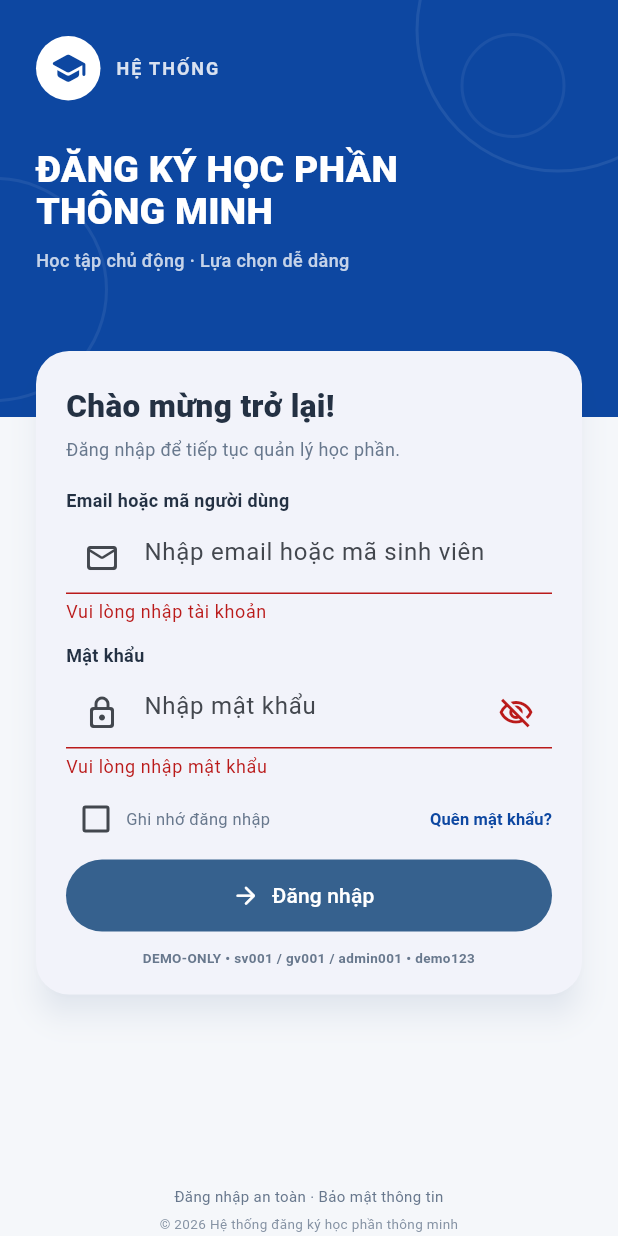
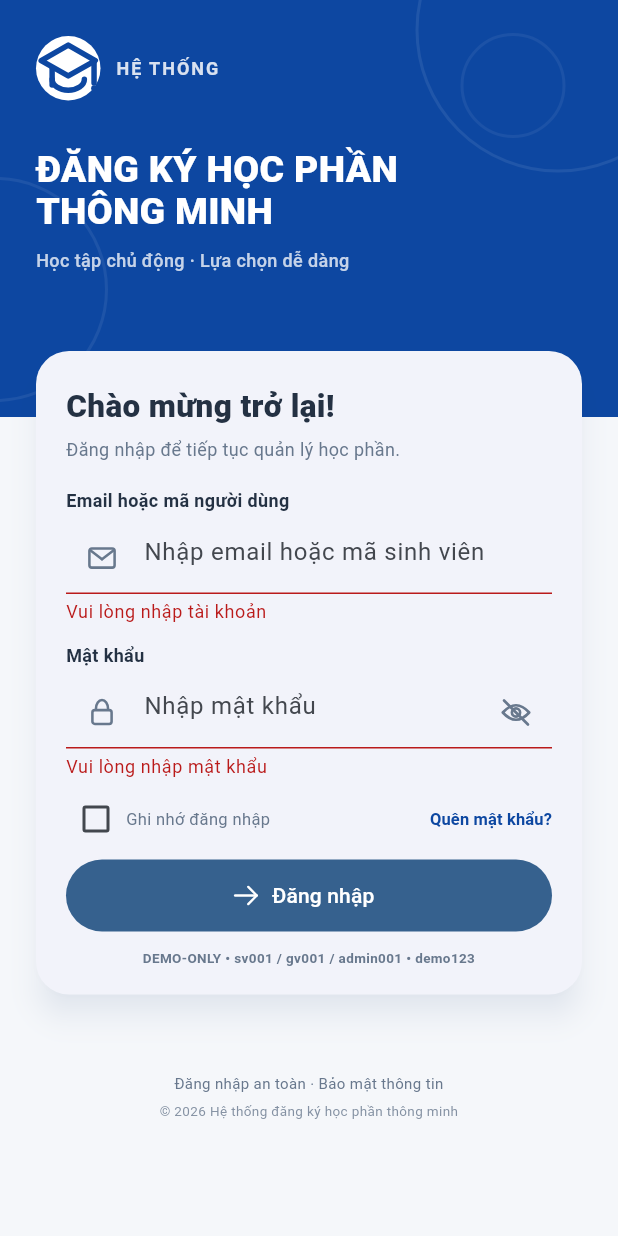
Before and after one commit to hoangnghia24/smart-course-registration-chatbot, a Flutter app: the LoginDemoScreen screen opened directly with empty values, after a tap on "Đăng nhập", on a phone screen of 412 x 824 dp. Run offline on Flutter 3.47's test engine with Material 3 defaults, Android fonts, the phone set to English and light mode, and no system bars; missing offline and left inert: serverpod, serverpod_auth_core_client, serverpod_auth_core_server, serverpod_auth_idp_client, serverpod_auth_idp_flutter, serverpod_auth_idp_server and 2 more; accounts and stored records are empty; statements that could not run were skipped.

Commit message:
fix(flutter): resolve login icons and improve responsive layout

```diff
--- a/smart_course_registration_chatbot_flutter/lib/features/auth/login_demo_screen.dart
+++ b/smart_course_registration_chatbot_flutter/lib/features/auth/login_demo_screen.dart
@@ -1,3 +1,5 @@
+import 'dart:math' as math;
+
 import 'package:flutter/material.dart';
 
 import '../../core/theme/app_theme.dart';
@@ -50,13 +52,9 @@ class _LoginDemoScreenState extends State<LoginDemoScreen> {
     return Scaffold(
       backgroundColor: AppColors.background,
       body: SafeArea(
-        child: LayoutBuilder(
-          builder: (context, constraints) {
-            return SingleChildScrollView(
+        child: SingleChildScrollView(
           keyboardDismissBehavior: ScrollViewKeyboardDismissBehavior.onDrag,
-              child: SizedBox(
-                width: double.infinity,
-                height: 844,
+          padding: const EdgeInsets.only(bottom: 24),
           child: _LoginCanvas(
             formKey: _formKey,
             usernameController: _usernameController,
@@ -76,9 +74,6 @@ class _LoginDemoScreenState extends State<LoginDemoScreen> {
             ),
             onSubmit: _submit,
           ),
-              ),
-            );
-          },
         ),
       ),
     );
@@ -112,14 +107,13 @@ class _LoginCanvas extends StatelessWidget {
 
   @override
   Widget build(BuildContext context) {
-    return Stack(
-      clipBehavior: Clip.none,
+    return Column(
       children: [
         const _LoginHero(),
-        Positioned(
-          top: 230,
-          left: 20,
-          right: 20,
+        Transform.translate(
+          offset: const Offset(0, -48),
+          child: Padding(
+            padding: const EdgeInsets.symmetric(horizontal: 20),
             child: _LoginCard(
               formKey: formKey,
               usernameController: usernameController,
@@ -133,10 +127,9 @@ class _LoginCanvas extends StatelessWidget {
               onSubmit: onSubmit,
             ),
           ),
-        const Positioned(
-          top: 790,
-          left: 20,
-          right: 20,
+        ),
+        const Padding(
+          padding: EdgeInsets.symmetric(horizontal: 20),
           child: _LoginFooter(),
         ),
       ],
@@ -256,12 +249,170 @@ class _AcademicLogo extends StatelessWidget {
         color: Colors.white,
         shape: BoxShape.circle,
       ),
-      child: const Icon(
-        Icons.school_rounded,
+      child: const _LoginVectorIcon(
+        kind: _LoginIconKind.graduation,
         color: AppColors.primary,
         size: 25,
       ),
     );
+  }
+}
+
+enum _LoginIconKind { graduation, mail, lock, eye, eyeOff, arrow }
+
+/// Login-only vector icons avoid a hard dependency on the browser's loaded
+/// MaterialIcons font. The dashboards continue using the shared Material icon
+/// configuration from the app theme.
+class _LoginVectorIcon extends StatelessWidget {
+  const _LoginVectorIcon({
+    required this.kind,
+    required this.color,
+    required this.size,
+  });
+
+  final _LoginIconKind kind;
+  final Color color;
+  final double size;
+
+  @override
+  Widget build(BuildContext context) {
+    return CustomPaint(
+      size: Size.square(size),
+      painter: _LoginVectorPainter(kind: kind, color: color),
+    );
+  }
+}
+
+class _LoginVectorPainter extends CustomPainter {
+  const _LoginVectorPainter({required this.kind, required this.color});
+
+  final _LoginIconKind kind;
+  final Color color;
+
+  @override
+  void paint(Canvas canvas, Size size) {
+    final stroke = Paint()
+      ..color = color
+      ..style = PaintingStyle.stroke
+      ..strokeWidth = math.max(1.5, size.width * 0.085)
+      ..strokeCap = StrokeCap.round
+      ..strokeJoin = StrokeJoin.round;
+    final width = size.width;
+    final height = size.height;
+
+    switch (kind) {
+      case _LoginIconKind.graduation:
+        final cap = Path()
+          ..moveTo(width * .08, height * .38)
+          ..lineTo(width * .5, height * .14)
+          ..lineTo(width * .92, height * .38)
+          ..lineTo(width * .5, height * .62)
+          ..close();
+        canvas.drawPath(cap, stroke);
+        canvas.drawLine(
+          Offset(width * .25, height * .5),
+          Offset(width * .25, height * .76),
+          stroke,
+        );
+        canvas.drawArc(
+          Rect.fromLTWH(width * .25, height * .5, width * .5, height * .34),
+          0,
+          math.pi,
+          false,
+          stroke,
+        );
+        canvas.drawLine(
+          Offset(width * .9, height * .38),
+          Offset(width * .9, height * .73),
+          stroke,
+        );
+        canvas.drawCircle(
+          Offset(width * .9, height * .81),
+          math.max(1, width * .045),
+          Paint()..color = color,
+        );
+      case _LoginIconKind.mail:
+        final rect = RRect.fromRectAndRadius(
+          Rect.fromLTWH(width * .08, height * .18, width * .84, height * .64),
+          Radius.circular(width * .08),
+        );
+        canvas.drawRRect(rect, stroke);
+        canvas.drawLine(
+          Offset(width * .12, height * .25),
+          Offset(width * .5, height * .54),
+          stroke,
+        );
+        canvas.drawLine(
+          Offset(width * .88, height * .25),
+          Offset(width * .5, height * .54),
+          stroke,
+        );
+      case _LoginIconKind.lock:
+        canvas.drawRRect(
+          RRect.fromRectAndRadius(
+            Rect.fromLTWH(width * .18, height * .42, width * .64, height * .46),
+            Radius.circular(width * .08),
+          ),
+          stroke,
+        );
+        canvas.drawArc(
+          Rect.fromLTWH(width * .3, height * .08, width * .4, height * .58),
+          math.pi,
+          math.pi,
+          false,
+          stroke,
+        );
+      case _LoginIconKind.eye:
+      case _LoginIconKind.eyeOff:
+        final eye = Path()
+          ..moveTo(width * .08, height * .5)
+          ..quadraticBezierTo(
+            width * .5,
+            height * .04,
+            width * .92,
+            height * .5,
+          )
+          ..quadraticBezierTo(
+            width * .5,
+            height * .96,
+            width * .08,
+            height * .5,
+          );
+        canvas.drawPath(eye, stroke);
+        canvas.drawCircle(
+          Offset(width * .5, height * .5),
+          width * .13,
+          stroke,
+        );
+        if (kind == _LoginIconKind.eyeOff) {
+          canvas.drawLine(
+            Offset(width * .12, height * .12),
+            Offset(width * .88, height * .88),
+            stroke,
+          );
+        }
+      case _LoginIconKind.arrow:
+        canvas.drawLine(
+          Offset(width * .12, height * .5),
+          Offset(width * .86, height * .5),
+          stroke,
+        );
+        canvas.drawLine(
+          Offset(width * .58, height * .2),
+          Offset(width * .88, height * .5),
+          stroke,
+        );
+        canvas.drawLine(
+          Offset(width * .58, height * .8),
+          Offset(width * .88, height * .5),
+          stroke,
+        );
+    }
+  }
+
+  @override
+  bool shouldRepaint(covariant _LoginVectorPainter oldDelegate) {
+    return oldDelegate.kind != kind || oldDelegate.color != color;
   }
 }
 
@@ -326,7 +477,14 @@ class _LoginCard extends StatelessWidget {
                 keyboardType: TextInputType.emailAddress,
                 decoration: const InputDecoration(
                   hintText: 'Nhập email hoặc mã sinh viên',
-                  prefixIcon: Icon(Icons.mail_outline_rounded),
+                  prefixIcon: Padding(
+                    padding: EdgeInsets.all(14),
+                    child: _LoginVectorIcon(
+                      kind: _LoginIconKind.mail,
+                      color: AppColors.mutedText,
+                      size: 20,
+                    ),
+                  ),
                 ),
                 validator: (value) {
                   if (value == null || value.trim().isEmpty) {
@@ -346,15 +504,24 @@ class _LoginCard extends StatelessWidget {
                 onFieldSubmitted: (_) => onSubmit(),
                 decoration: InputDecoration(
                   hintText: 'Nhập mật khẩu',
-                  prefixIcon: const Icon(Icons.lock_outline_rounded),
+                  prefixIcon: const Padding(
+                    padding: EdgeInsets.all(14),
+                    child: _LoginVectorIcon(
+                      kind: _LoginIconKind.lock,
+                      color: AppColors.mutedText,
+                      size: 20,
+                    ),
+                  ),
                   suffixIcon: IconButton(
                     key: const ValueKey('login-toggle-password'),
                     tooltip: obscurePassword ? 'Hiện mật khẩu' : 'Ẩn mật khẩu',
                     onPressed: onTogglePassword,
-                    icon: Icon(
-                      obscurePassword
-                          ? Icons.visibility_off_outlined
-                          : Icons.visibility_outlined,
+                    icon: _LoginVectorIcon(
+                      kind: obscurePassword
+                          ? _LoginIconKind.eyeOff
+                          : _LoginIconKind.eye,
+                      color: AppColors.mutedText,
+                      size: 21,
                     ),
                   ),
                 ),
@@ -420,7 +587,11 @@ class _LoginCard extends StatelessWidget {
                 child: FilledButton.icon(
                   key: const ValueKey('login-submit'),
                   onPressed: onSubmit,
-                  icon: const Icon(Icons.arrow_forward_rounded, size: 19),
+                  icon: const _LoginVectorIcon(
+                    kind: _LoginIconKind.arrow,
+                    color: Colors.white,
+                    size: 19,
+                  ),
                   label: const Text('Đăng nhập'),
                 ),
               ),
```
Also changed, not shown: 1 other file. Lines whose indentation alone changed are shown as unchanged.
